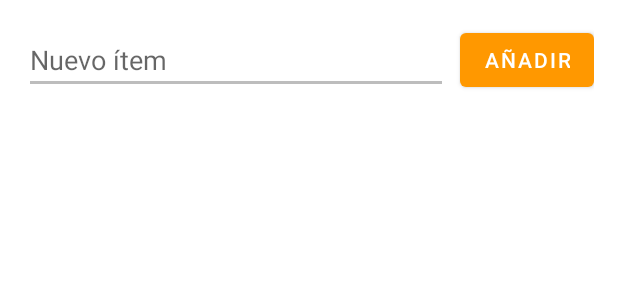
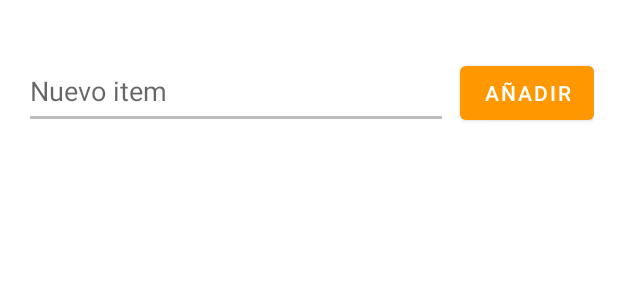
Before and after one commit to Bl4nc018/SaborExpress, an Android app: the layout fragment_shopping_list.xml on its own in the app's theme, with its tools: preview values and no code run, on a phone screen of 412 x 824 dp. Shown: the top 300 px of the screen. Run offline under Robolectric (Android 15) with nearby library versions, the phone set to English and light mode, and no system bars; network calls fail.

Commit message:
Creado el icono para la aplicación entre otras mejoras visuales.

```diff
--- /dev/null
+++ b/SaborExpress_App/app/src/main/res/drawable/baseline_shopping_cart_24.xml
@@ -0,0 +1,5 @@
+<vector xmlns:android="http://schemas.android.com/apk/res/android" android:height="24dp" android:tint="#000000" android:viewportHeight="24" android:viewportWidth="24" android:width="24dp">
+
+    <path android:fillColor="@android:color/white" android:pathData="M7,18c-1.1,0 -1.99,0.9 -1.99,2S5.9,22 7,22s2,-0.9 2,-2 -0.9,-2 -2,-2zM1,2v2h2l3.6,7.59 -1.35,2.45c-0.16,0.28 -0.25,0.61 -0.25,0.96 0,1.1 0.9,2 2,2h12v-2L7.42,15c-0.14,0 -0.25,-0.11 -0.25,-0.25l0.03,-0.12 0.9,-1.63h7.45c0.75,0 1.41,-0.41 1.75,-1.03l3.58,-6.49c0.08,-0.14 0.12,-0.31 0.12,-0.48 0,-0.55 -0.45,-1 -1,-1L5.21,4l-0.94,-2L1,2zM17,18c-1.1,0 -1.99,0.9 -1.99,2s0.89,2 1.99,2 2,-0.9 2,-2 -0.9,-2 -2,-2z"/>
+
+</vector>
--- a/SaborExpress_App/app/src/main/res/layout/fragment_shopping_list.xml
+++ b/SaborExpress_App/app/src/main/res/layout/fragment_shopping_list.xml
@@ -8,21 +8,22 @@
     <EditText
         android:id="@+id/editTextItem"
         android:layout_width="0dp"
-        android:layout_height="wrap_content"
-        android:hint="Nuevo ítem"
+        android:layout_height="50dp"
+        android:hint="Nuevo item"
+        android:layout_marginTop="20dp"
+        android:layout_marginEnd="8dp"
         app:layout_constraintTop_toTopOf="parent"
         app:layout_constraintStart_toStartOf="parent"
         app:layout_constraintEnd_toStartOf="@id/buttonAddItem"
-        app:layout_constraintBottom_toTopOf="@id/recyclerViewItems"
-        android:layout_marginEnd="8dp"/>
+        app:layout_constraintBottom_toTopOf="@id/recyclerViewItems"/>
 
     <Button
         android:id="@+id/buttonAddItem"
         android:layout_width="wrap_content"
         android:layout_height="wrap_content"
         android:text="Añadir"
-        app:layout_constraintTop_toTopOf="parent"
         app:layout_constraintEnd_toEndOf="parent"
+        app:layout_constraintStart_toEndOf="@id/editTextItem"
         app:layout_constraintBottom_toTopOf="@id/recyclerViewItems"/>
 
     <androidx.recyclerview.widget.RecyclerView
--- a/SaborExpress_App/app/src/main/res/menu/bottom_nav_menu.xml
+++ b/SaborExpress_App/app/src/main/res/menu/bottom_nav_menu.xml
@@ -8,8 +8,8 @@
 
     <item
         android:id="@+id/navigation_shopping_list"
-        android:icon="@drawable/ic_dashboard_black_24dp"
-        android:title="@string/title_dashboard" />
+        android:icon="@drawable/baseline_shopping_cart_24"
+        android:title="@string/title_shopping" />
 
     <item
         android:id="@+id/navigation_notifications"
--- a/SaborExpress_App/app/src/main/res/values/strings.xml
+++ b/SaborExpress_App/app/src/main/res/values/strings.xml
@@ -1,6 +1,6 @@
 <resources>
     <string name="app_name">SaborExpress</string>
     <string name="title_home">Home</string>
-    <string name="title_dashboard">Dashboard</string>
+    <string name="title_shopping">Shopping</string>
     <string name="title_notifications">Notifications</string>
 </resources>
```
Also changed, not shown: SaborExpress_App/app/src/main/res/layout/item_shopping_list.xml (+4 -4 lines).
